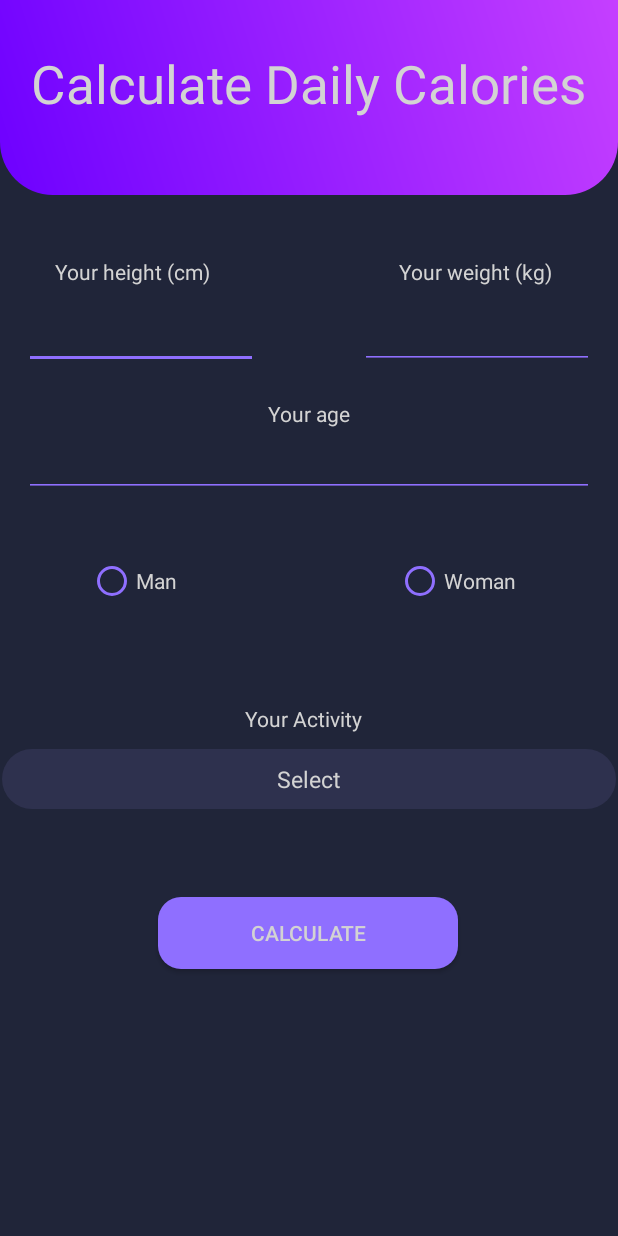
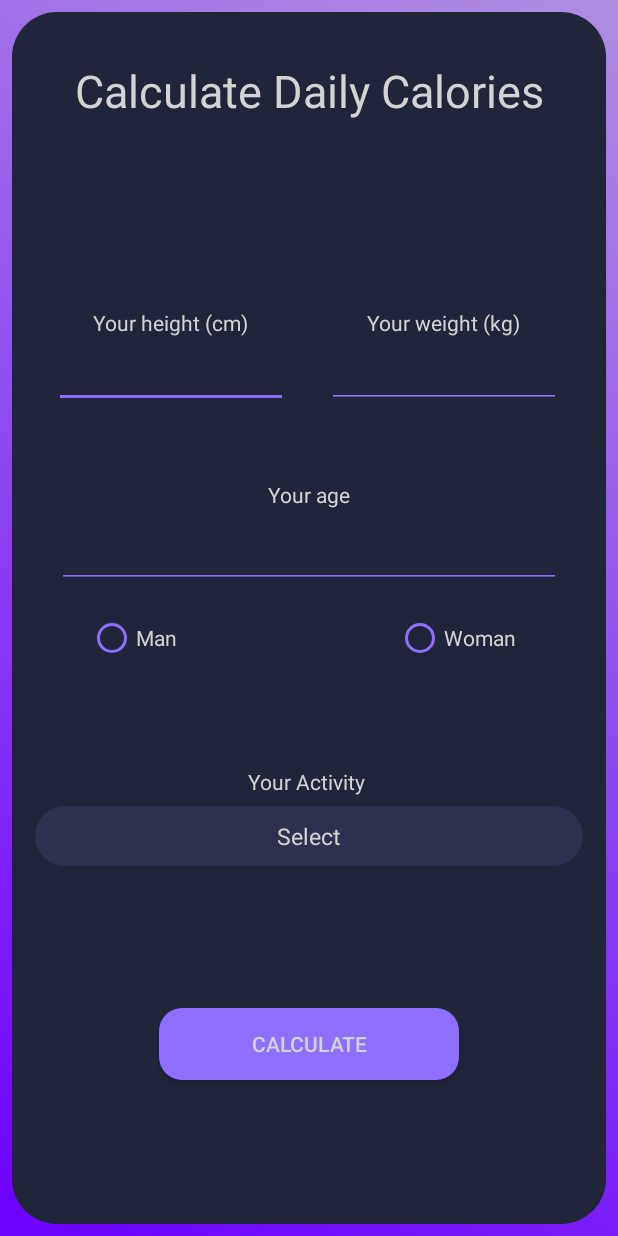
Before and after one commit to VickeTrossing/ExamensArbete, an Android app: the CalculateCal screen opened directly, with no data from a screen before it, on a phone screen of 412 x 824 dp. Run offline under Robolectric (Android 15) with nearby library versions, the phone set to English and light mode, and no system bars.

Commit message:
Changed the design of the 'calculate daily cal' activity, looks better now

```diff
--- a/app/src/main/java/com/example/plain/CalculateCal.java
+++ b/app/src/main/java/com/example/plain/CalculateCal.java
@@ -1,10 +1,14 @@
 package com.example.plain;
 
 import android.annotation.SuppressLint;
+import android.app.Activity;
 import android.content.Intent;
 import android.graphics.Color;
+import android.os.Build;
 import android.os.Bundle;
 import android.view.View;
+import android.view.Window;
+import android.view.WindowManager;
 import android.widget.AdapterView;
 import android.widget.ArrayAdapter;
 import android.widget.EditText;
@@ -29,6 +33,30 @@ public class CalculateCal extends AppCompatActivity implements AdapterView.OnIte
         adapter.setDropDownViewResource(R.layout.spinner_dropdown_layout);
         spinner.setAdapter(adapter);
         spinner.setOnItemSelectedListener(this);
+
+        if (Build.VERSION.SDK_INT >= 19 && Build.VERSION.SDK_INT < 21) {
+            setWindowFlag(this, WindowManager.LayoutParams.FLAG_TRANSLUCENT_STATUS, true);
+        }
+        if (Build.VERSION.SDK_INT >= 19) {
+            getWindow().getDecorView().setSystemUiVisibility(View.SYSTEM_UI_FLAG_LAYOUT_STABLE | View.SYSTEM_UI_FLAG_LAYOUT_FULLSCREEN);
+        }
+
+        if (Build.VERSION.SDK_INT >= 21) {
+            setWindowFlag(this, WindowManager.LayoutParams.FLAG_TRANSLUCENT_STATUS, false);
+            getWindow().setStatusBarColor(Color.TRANSPARENT);
+        }
+    }
+
+
+    public static void setWindowFlag(Activity activity, final int bits, boolean on) {
+        Window win = activity.getWindow();
+        WindowManager.LayoutParams winParams = win.getAttributes();
+        if (on) {
+            winParams.flags |= bits;
+        } else {
+            winParams.flags &= ~bits;
+        }
+        win.setAttributes(winParams);
     }
 
 
--- a/app/src/main/res/layout/activity_calculate_cal.xml
+++ b/app/src/main/res/layout/activity_calculate_cal.xml
@@ -4,97 +4,31 @@
         xmlns:tools="http://schemas.android.com/tools"
         android:layout_width="match_parent"
         android:layout_height="match_parent"
-        android:background="#202539"
+        android:background="@drawable/color_backgroud_home"
         android:fitsSystemWindows="true"
         tools:context=".CalculateCal">
 
 
-    <TextView
-            android:id="@+id/textView3"
-            android:layout_width="wrap_content"
-            android:layout_height="wrap_content"
-            android:layout_marginStart="16dp"
-            android:layout_marginEnd="16dp"
+    <androidx.constraintlayout.widget.ConstraintLayout
+            android:layout_width="0dp"
+            android:layout_height="0dp"
+            android:layout_marginStart="8dp"
+            android:layout_marginTop="8dp"
+            android:layout_marginEnd="8dp"
             android:layout_marginBottom="8dp"
-            android:text="Your height (cm)"
-            android:textColor="#D3D3D3"
-            app:layout_constraintBottom_toTopOf="@+id/heightInput"
+            android:background="@drawable/background_main"
+            app:layout_constraintBottom_toBottomOf="parent"
             app:layout_constraintEnd_toEndOf="parent"
-            app:layout_constraintHorizontal_bias="0.076"
-            app:layout_constraintStart_toStartOf="parent" />
-
-    <EditText
-            android:id="@+id/heightInput"
-            android:layout_width="156dp"
-            android:layout_height="47dp"
-            android:layout_marginHorizontal="30dp"
-            android:layout_marginStart="16dp"
-            android:layout_marginBottom="20dp"
-            android:backgroundTint="#8F6FFF"
-            android:inputType="numberDecimal"
-            android:padding="10dp"
-            android:textAlignment="center"
-            android:textColor="#D3D3D3"
-            app:layout_constraintBottom_toTopOf="@+id/textView6"
-            app:layout_constraintEnd_toStartOf="@+id/weightInput"
-            app:layout_constraintHorizontal_bias="0.0"
-            app:layout_constraintStart_toStartOf="parent" />
-
-    <TextView
-            android:id="@+id/textView2"
-            android:layout_width="wrap_content"
-            android:layout_height="wrap_content"
-            android:layout_marginStart="16dp"
-            android:layout_marginEnd="16dp"
-            android:layout_marginBottom="8dp"
-            android:text="Your weight (kg)"
-            android:textColor="#D3D3D3"
-            app:layout_constraintBottom_toTopOf="@+id/weightInput"
-            app:layout_constraintEnd_toEndOf="parent"
-            app:layout_constraintHorizontal_bias="0.902"
-            app:layout_constraintStart_toStartOf="parent" />
-
-    <EditText
-            android:id="@+id/weightInput"
-            android:layout_width="156dp"
-            android:layout_height="47dp"
-            android:layout_marginHorizontal="30dp"
-            android:layout_marginStart="16dp"
-            android:layout_marginEnd="16dp"
-            android:layout_marginBottom="20dp"
-            android:backgroundTint="#8F6FFF"
-            android:inputType="numberDecimal"
-            android:padding="10dp"
-            android:textAlignment="center"
-            android:textColor="#D3D3D3"
-            app:layout_constraintBottom_toTopOf="@+id/textView6"
-            app:layout_constraintEnd_toEndOf="parent"
-            app:layout_constraintHorizontal_bias="1.0"
-            app:layout_constraintStart_toStartOf="parent" />
-
-    <EditText
-            android:id="@+id/ageInput"
-            android:layout_width="0dp"
-            android:layout_height="wrap_content"
-            android:layout_marginHorizontal="30dp"
-            android:layout_marginStart="16dp"
-            android:layout_marginTop="96dp"
-            android:layout_marginEnd="16dp"
-            android:backgroundTint="#8F6FFF"
-            android:inputType="numberDecimal"
-            android:padding="10dp"
-            android:textAlignment="center"
-            android:textColor="#D3D3D3"
-            app:layout_constraintEnd_toEndOf="parent"
-            app:layout_constraintHorizontal_bias="0.0"
+            app:layout_constraintHorizontal_bias="0.481"
             app:layout_constraintStart_toStartOf="parent"
-            app:layout_constraintTop_toBottomOf="@+id/textView2" />
+            app:layout_constraintTop_toTopOf="parent"
+            app:layout_constraintVertical_bias="0.466">
 
         <Button
                 android:id="@+id/btnCalculate"
                 android:layout_width="wrap_content"
                 android:layout_height="wrap_content"
-            android:layout_marginTop="352dp"
+                android:layout_marginBottom="96dp"
                 android:width="200dp"
                 android:background="@drawable/rounded_corners"
                 android:bottomLeftRadius="30dp"
@@ -104,49 +38,122 @@
                 android:textColor="#D3D3D3"
                 android:topLeftRadius="30dp"
                 android:topRightRadius="30dp"
+                app:layout_constraintBottom_toBottomOf="parent"
                 app:layout_constraintEnd_toEndOf="parent"
-            app:layout_constraintHorizontal_bias="0.497"
                 app:layout_constraintStart_toStartOf="parent"
-            app:layout_constraintTop_toBottomOf="@+id/heightInput"
                 tools:ignore="OnClick" />
 
-    <androidx.constraintlayout.widget.ConstraintLayout
-            android:id="@+id/constraintLayout2"
-            android:layout_width="0dp"
-            android:layout_height="130dp"
-            android:background="@drawable/background_top"
-            app:layout_constraintEnd_toEndOf="parent"
-            app:layout_constraintStart_toStartOf="parent"
-            app:layout_constraintTop_toTopOf="parent">
+        <EditText
+                android:id="@+id/heightInput"
+                android:layout_width="156dp"
+                android:layout_height="47dp"
+                android:layout_marginHorizontal="30dp"
+                android:layout_marginStart="28dp"
+                android:layout_marginBottom="48dp"
+                android:backgroundTint="#8F6FFF"
+                android:inputType="numberDecimal"
+                android:padding="10dp"
+                android:textAlignment="center"
+                android:textColor="#D3D3D3"
+                app:layout_constraintBottom_toTopOf="@+id/textView6"
+                app:layout_constraintStart_toStartOf="parent" />
 
         <TextView
-                android:id="@+id/textView11"
+                android:id="@+id/textView3"
                 android:layout_width="wrap_content"
                 android:layout_height="wrap_content"
-                android:layout_marginStart="16dp"
-                android:layout_marginTop="32dp"
-                android:layout_marginEnd="16dp"
-                android:text="Calculate Daily Calories"
+                android:text="Your height (cm)"
                 android:textColor="#D3D3D3"
-                android:textSize="35dp"
+                app:layout_constraintBottom_toTopOf="@+id/heightInput"
+                app:layout_constraintEnd_toEndOf="@+id/heightInput"
+                app:layout_constraintStart_toStartOf="@+id/heightInput" />
+
+        <TextView
+                android:id="@+id/textView6"
+                android:layout_width="wrap_content"
+                android:layout_height="wrap_content"
+                android:layout_marginBottom="8dp"
+                android:text="Your age"
+                android:textColor="#D3D3D3"
+                app:layout_constraintBottom_toTopOf="@+id/ageInput"
+                app:layout_constraintEnd_toEndOf="@+id/ageInput"
+                app:layout_constraintHorizontal_bias="0.501"
+                app:layout_constraintStart_toStartOf="@+id/ageInput" />
+
+        <EditText
+                android:id="@+id/ageInput"
+                android:layout_width="0dp"
+                android:layout_height="wrap_content"
+                android:layout_marginHorizontal="30dp"
+                android:layout_marginBottom="280dp"
+                android:backgroundTint="#8F6FFF"
+                android:inputType="numberDecimal"
+                android:padding="10dp"
+                android:textAlignment="center"
+                android:textColor="#D3D3D3"
+                app:layout_constraintBottom_toTopOf="@+id/btnCalculate"
                 app:layout_constraintEnd_toEndOf="parent"
-                app:layout_constraintHorizontal_bias="0.497"
-                app:layout_constraintStart_toStartOf="parent"
-                app:layout_constraintTop_toTopOf="parent" />
-    </androidx.constraintlayout.widget.ConstraintLayout>
+                app:layout_constraintHorizontal_bias="0.466"
+                app:layout_constraintStart_toStartOf="parent" />
 
+        <EditText
+                android:id="@+id/weightInput"
+                android:layout_width="156dp"
+                android:layout_height="47dp"
+                android:layout_marginHorizontal="30dp"
+                android:layout_marginEnd="28dp"
+                android:layout_marginBottom="48dp"
+                android:backgroundTint="#8F6FFF"
+                android:inputType="numberDecimal"
+                android:padding="10dp"
+                android:textAlignment="center"
+                android:textColor="#D3D3D3"
+                app:layout_constraintBottom_toTopOf="@+id/textView6"
+                app:layout_constraintEnd_toEndOf="parent"
+                app:layout_constraintHorizontal_bias="0.925"
+                app:layout_constraintStart_toEndOf="@+id/heightInput" />
+
+        <TextView
+                android:id="@+id/textView"
+                android:layout_width="wrap_content"
+                android:layout_height="wrap_content"
+                android:text="Your Activity "
+                android:textColor="#D3D3D3"
+                app:layout_constraintBottom_toTopOf="@+id/activitySpinner"
+                app:layout_constraintEnd_toEndOf="parent"
+                app:layout_constraintHorizontal_bias="0.501"
+                app:layout_constraintStart_toStartOf="@+id/activitySpinner" />
+
+        <Spinner
+                android:id="@+id/activitySpinner"
+                android:layout_width="match_parent"
+                android:layout_height="53dp"
+                android:layout_marginBottom="88dp"
+                android:background="@android:color/transparent"
+                android:buttonTint="#8F6FFF"
+                android:paddingRight="15dp"
+                android:paddingLeft="15dp"
+                android:gravity="center"
+                android:popupBackground="@drawable/rounded_corners_homepage"
+                android:textAlignment="center"
+
+
+                android:textColor="#D3D3D3"
+                app:layout_constraintBottom_toTopOf="@+id/btnCalculate"
+                app:layout_constraintEnd_toEndOf="parent"
+                app:layout_constraintHorizontal_bias="0.0"
+                app:layout_constraintStart_toStartOf="parent" />
 
         <RadioGroup
                 android:id="@+id/radioGroup"
                 android:layout_width="295dp"
                 android:layout_height="42dp"
-            android:layout_marginStart="16dp"
-            android:layout_marginTop="40dp"
-            android:layout_marginEnd="16dp"
+                android:layout_marginBottom="60dp"
                 android:orientation="horizontal"
+                app:layout_constraintBottom_toTopOf="@+id/textView"
                 app:layout_constraintEnd_toEndOf="parent"
-            app:layout_constraintStart_toStartOf="parent"
-            app:layout_constraintTop_toBottomOf="@+id/ageInput">
+                app:layout_constraintHorizontal_bias="0.505"
+                app:layout_constraintStart_toStartOf="parent">
 
             <RadioButton
                     android:id="@+id/radioButtonMan"
@@ -167,51 +174,28 @@
                     android:textColor="#D3D3D3" />
         </RadioGroup>
 
-    <Spinner
-            android:id="@+id/activitySpinner"
-            android:layout_width="match_parent"
-            android:layout_height="53dp"
-            android:layout_marginStart="1dp"
-            android:layout_marginEnd="1dp"
-            android:layout_marginBottom="52dp"
-            android:background="@android:color/transparent"
-            android:buttonTint="#8F6FFF"
-            android:gravity="center"
-            android:popupBackground="@drawable/rounded_corners_homepage"
-            android:textAlignment="center"
+        <TextView
+                android:id="@+id/textView11"
+                android:layout_width="wrap_content"
+                android:layout_height="wrap_content"
+                android:layout_marginTop="32dp"
+
+                android:text="Calculate Daily Calories"
                 android:textColor="#D3D3D3"
-            app:layout_constraintBottom_toTopOf="@+id/btnCalculate"
+                android:textSize="30dp"
                 app:layout_constraintEnd_toEndOf="parent"
-
-
-            app:layout_constraintHorizontal_bias="0.0"
-            app:layout_constraintStart_toStartOf="parent" />
+                app:layout_constraintStart_toStartOf="parent"
+                app:layout_constraintTop_toTopOf="parent" />
 
         <TextView
-            android:id="@+id/textView"
+                android:id="@+id/textView2"
                 android:layout_width="wrap_content"
                 android:layout_height="wrap_content"
-            android:layout_marginStart="16dp"
-            android:layout_marginEnd="16dp"
-            android:layout_marginBottom="4dp"
-            android:text="Your Activity "
+                android:text="Your weight (kg)"
                 android:textColor="#D3D3D3"
-            app:layout_constraintBottom_toTopOf="@+id/activitySpinner"
-            app:layout_constraintEnd_toEndOf="parent"
-            app:layout_constraintHorizontal_bias="0.494"
-            app:layout_constraintStart_toStartOf="parent" />
-
-    <TextView
-            android:id="@+id/textView6"
-            android:layout_width="wrap_content"
-            android:layout_height="wrap_content"
-            android:layout_marginStart="16dp"
-            android:layout_marginTop="136dp"
-            android:layout_marginEnd="16dp"
-            android:textColor="#D3D3D3"
-            android:text="Your age"
-            app:layout_constraintEnd_toEndOf="parent"
-            app:layout_constraintStart_toStartOf="parent"
-            app:layout_constraintTop_toBottomOf="@+id/constraintLayout2" />
+                app:layout_constraintBottom_toTopOf="@+id/weightInput"
+                app:layout_constraintEnd_toEndOf="@+id/weightInput"
+                app:layout_constraintStart_toStartOf="@+id/weightInput" />
+    </androidx.constraintlayout.widget.ConstraintLayout>
 
 </androidx.constraintlayout.widget.ConstraintLayout>
```
Lines whose indentation alone changed are shown as unchanged.
